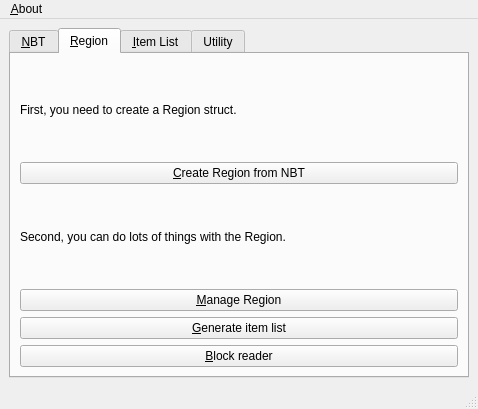
Before: the Qt Designer form src/qt/mainwindow.ui in DreamHelium/dhlrc, drawn with Qt 5.
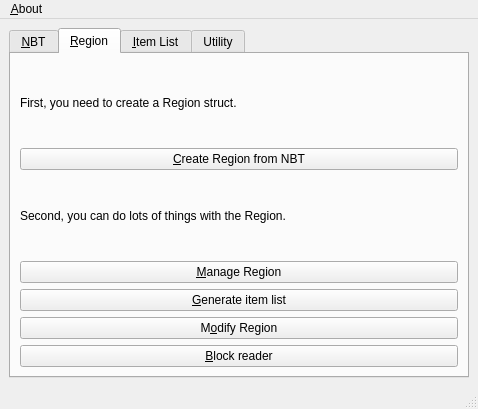
After: the same form once the commit is applied. The open tabs and pages were chosen to show the change.

The edit to the form file:
```diff
--- a/src/qt/mainwindow.ui
+++ b/src/qt/mainwindow.ui
@@ -101,6 +101,13 @@
             </property>
            </widget>
           </item>
+          <item>
+           <widget class="QPushButton" name="mrBtn_2">
+            <property name="text">
+             <string>M&amp;odify Region</string>
+            </property>
+           </widget>
+          </item>
           <item>
            <widget class="QPushButton" name="brBtn">
             <property name="text">
```
